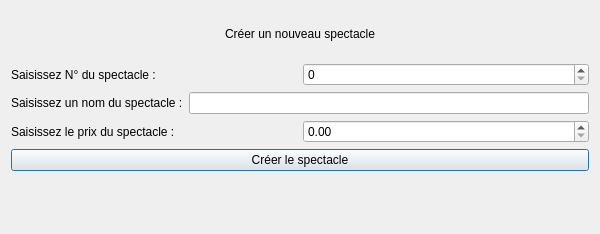
Old version of the form Theatre_Project/gui/rep_modify.ui in the repository alaabenfatma/Projet_SQL_Python.
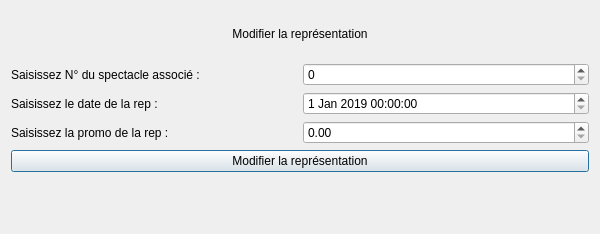
New version of the form.

```diff
--- a/Theatre_Project/gui/rep_modify.ui
+++ b/Theatre_Project/gui/rep_modify.ui
@@ -17,7 +17,7 @@
    <item>
     <widget class="QLabel" name="label">
      <property name="text">
-      <string>Créer un nouveau spectacle</string>
+      <string>Modifier la représentation</string>
      </property>
      <property name="alignment">
       <set>Qt::AlignCenter</set>
@@ -32,7 +32,7 @@
      <item>
       <widget class="QLabel" name="label_8">
        <property name="text">
-        <string>Saisissez N° du spectacle :</string>
+        <string>Saisissez N° du spectacle associé :</string>
        </property>
       </widget>
      </item>
@@ -46,12 +46,23 @@
      <item>
       <widget class="QLabel" name="label_2">
        <property name="text">
-        <string>Saisissez un nom du spectacle :</string>
+        <string>Saisissez le date de la rep :</string>
        </property>
       </widget>
      </item>
      <item>
-      <widget class="QLineEdit" name="nom"/>
+      <widget class="QDateTimeEdit" name="date">
+       <property name="dateTime">
+        <datetime>
+         <hour>0</hour>
+         <minute>0</minute>
+         <second>0</second>
+         <year>2019</year>
+         <month>1</month>
+         <day>1</day>
+        </datetime>
+       </property>
+      </widget>
      </item>
     </layout>
    </item>
@@ -60,7 +71,7 @@
      <item>
       <widget class="QLabel" name="label_3">
        <property name="text">
-        <string>Saisissez le prix du spectacle :</string>
+        <string>Saisissez la promo de la rep :</string>
        </property>
       </widget>
      </item>
@@ -72,7 +83,7 @@
    <item>
     <widget class="QPushButton" name="pushButton">
      <property name="text">
-      <string>Créer le spectacle</string>
+      <string>Modifier la représentation</string>
      </property>
     </widget>
    </item>
```
Left out of the diff: 6 changed lines with no effect on the pictures.
